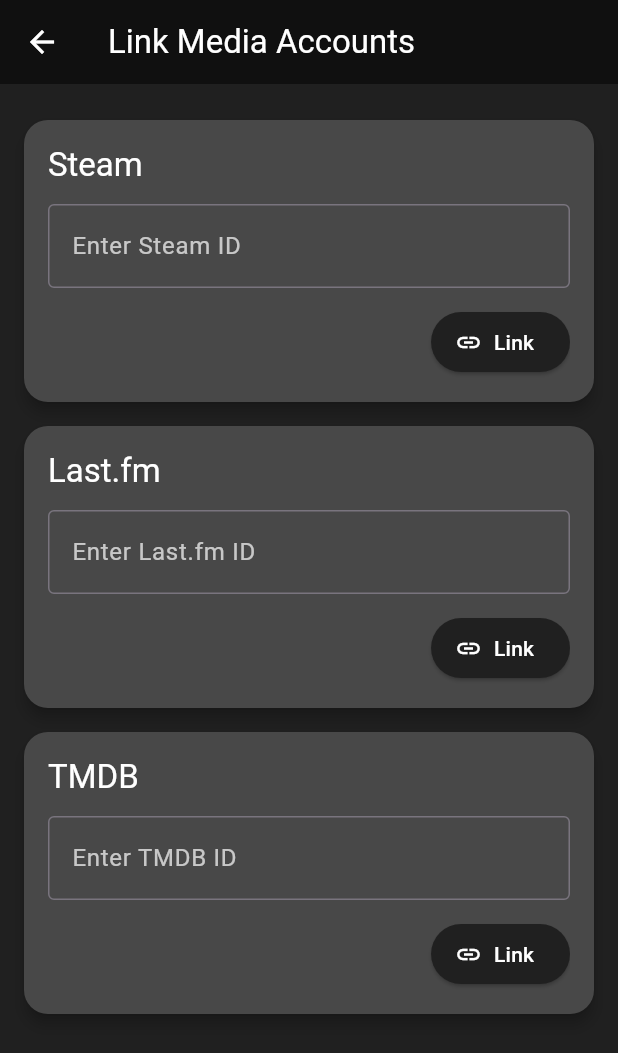
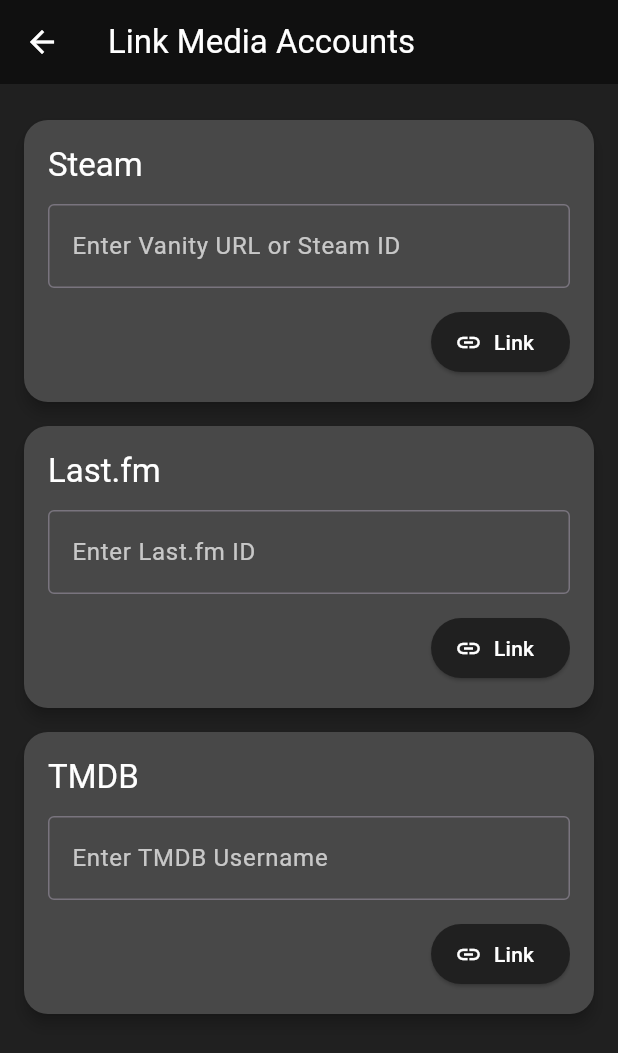
Before and after one commit to mcmahon-sean/media-tracker, a Flutter app: the AccountLinkingScreen screen opened by its route, on a phone screen of 412 x 824 dp. Shown: the top 1053 px of the screen. Run offline on Flutter 3.47's test engine with Material 3 defaults, Android fonts, the phone set to English and light mode, and no system bars; our stand-ins replace flutter_riverpod, supabase_flutter; accounts and stored records are empty; network calls fail.

Commit message:
Link Steam via ID or vanity
- Added logic that allows a user to either enter their Steam ID directly, or a vanity URL (if set up in steam)

- Added custom labels for the account linking screen to make the text fields clearer

```diff
--- a/Mobile/media_tracker_mobile/lib/screens/widgets/link_account_card.dart
+++ b/Mobile/media_tracker_mobile/lib/screens/widgets/link_account_card.dart
@@ -8,6 +8,7 @@
   final void Function(String) onLink;
   final VoidCallback onUnlink;
   final VoidCallback onEdit;
+  final String? inputLabel;
 
   const LinkAccountCard({
     super.key,
@@ -16,6 +17,7 @@
     required this.onLink,
     required this.onUnlink,
     required this.onEdit,
+    this.inputLabel,
   });
 
   @override
@@ -96,7 +98,7 @@
                       controller: _controller,
                       style: const TextStyle(color: Colors.white),
                       decoration: InputDecoration(
-                        labelText: 'Enter ${widget.platformName} ID',
+                        labelText: widget.inputLabel ?? 'Enter ${widget.platformName} ID',
                         labelStyle: const TextStyle(color: Colors.white70),
                         border: const OutlineInputBorder(),
                       ),
--- a/Mobile/media_tracker_mobile/lib/services/user_account_services.dart
+++ b/Mobile/media_tracker_mobile/lib/services/user_account_services.dart
@@ -57,12 +57,20 @@
   // Function to fetch Steam ID from a Vanity username
   Future<String> fetchSteamIDFromVanity(String username) async {
     try {
+      // If input looks like a 64-bit numeric Steam ID, return it directly
+      final isSteamId = RegExp(r'^\d{17}$').hasMatch(username);
+      if (isSteamId) {
+        return username;
+      }
+
+      // Otherwise, treat it as a vanity URL and resolve it using Steam Web API
       final response = await http.get(
         Uri.parse(
           'http://api.steampowered.com/ISteamUser/ResolveVanityURL/v0001/?key=${ApiServices.steamApiKey}&vanityurl=$username',
         ),
       );
 
+      // If resolution was successful, return the resolved Steam ID
       if (response.statusCode == 200) {
         final data = json.decode(response.body);
         if (data['response']['success'] == 1) {
```
Also changed, not shown: Mobile/media_tracker_mobile/lib/screens/account_linking_screen.dart (+9 -4 lines).
